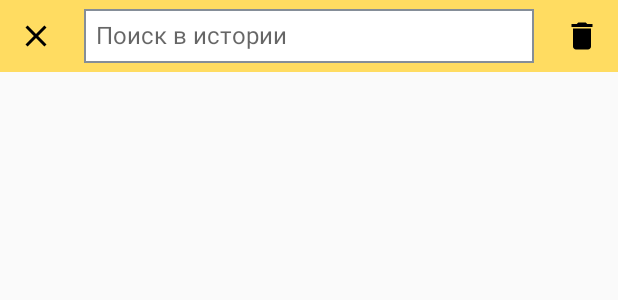
After one commit to rcd27/stasyandex, an Android app: the layout activity_history.xml on its own in the app's theme, with its tools: preview values and no code run, on a phone screen of 412 x 824 dp. The commit adds this screen. Shown: the top 300 px of the screen. Run offline under Robolectric (Android 15) with nearby library versions, the phone set to English and light mode, and no system bars.

Commit message:
Дабалена активити истории, макет.

```diff
--- a/app/build.gradle
+++ b/app/build.gradle
@@ -55,9 +55,9 @@ dependencies {
     apt 'com.google.dagger:dagger-compiler:2.0.2'
 
     //Android
-    compile 'com.android.support:design:25.2.0'
+    compile 'com.android.support:design:25.3.1'
     compile 'com.android.support.constraint:constraint-layout:1.0.2'
-    compile 'com.android.support:appcompat-v7:25.2.0'
+    compile 'com.android.support:appcompat-v7:25.3.1'
 
     compile fileTree(dir: 'libs', include: ['*.jar'])
     androidTestCompile('com.android.support.test.espresso:espresso-core:2.2.2', {
--- a/app/src/main/java/rcd27/github/com/stasyandex/presenter/translation/TranslationPresenter.java
+++ b/app/src/main/java/rcd27/github/com/stasyandex/presenter/translation/TranslationPresenter.java
@@ -79,6 +79,7 @@ public class TranslationPresenter extends BasePresenter {
                 .subscribe();
     }
 
+    //TODO FIXME инт пробрасывается в презентер и обратно. Убрать, чтобы вью ничего не знал.
     public void onChooseLanguage(int directionInt) {
         view.chooseLanguage(directionInt);
     }
@@ -116,4 +117,8 @@ public class TranslationPresenter extends BasePresenter {
             }
         }
     }
+
+    public void switchToHistory() {
+        view.openHistory();
+    }
 }
--- a/app/src/main/java/rcd27/github/com/stasyandex/view/MainActivity.java
+++ b/app/src/main/java/rcd27/github/com/stasyandex/view/MainActivity.java
@@ -10,7 +10,8 @@ import rcd27.github.com.stasyandex.view.translation.TranslationFragment;
 
 public class MainActivity extends AppCompatActivity implements TranslationFragment.TranslateButtonListener {
 
-    //TODO: Поддержка выбора языков.
+    //TODO переключение на историю
+    //TODO флажок "Избранное"
 
     private FragmentManager fragmentManager;
 
--- a/app/src/main/java/rcd27/github/com/stasyandex/view/translation/TranslationView.java
+++ b/app/src/main/java/rcd27/github/com/stasyandex/view/translation/TranslationView.java
@@ -18,6 +18,9 @@ public interface TranslationView extends BaseView {
     /*Выбор языка*/
     void chooseLanguage(final int direction);
 
+    /*Переход к истории*/
+    void openHistory();
+
     /*Показать с какого языка переводим*/
     void showLanguageFrom(String selectedLAnguage);
 
--- /dev/null
+++ b/app/src/main/res/drawable/ic_delete_black_24dp.xml
@@ -0,0 +1,9 @@
+<vector xmlns:android="http://schemas.android.com/apk/res/android"
+        android:width="24dp"
+        android:height="24dp"
+        android:viewportWidth="24.0"
+        android:viewportHeight="24.0">
+    <path
+        android:fillColor="#FF000000"
+        android:pathData="M6,19c0,1.1 0.9,2 2,2h8c1.1,0 2,-0.9 2,-2V7H6v12zM19,4h-3.5l-1,-1h-5l-1,1H5v2h14V4z"/>
+</vector>
--- a/app/src/main/res/layout/activity_available_languages.xml
+++ b/app/src/main/res/layout/activity_available_languages.xml
@@ -17,7 +17,7 @@
             android:id="@+id/ib_closeAvailableLanguages"
             android:layout_width="48dp"
             android:layout_height="48dp"
-            android:background="@color/colorPrimary"
+            android:background="@android:color/transparent"
             android:contentDescription="@string/av_lang_close_button"
             app:srcCompat="@drawable/ic_clear_black_24dp" />
 
--- /dev/null
+++ b/app/src/main/res/layout/activity_history.xml
@@ -0,0 +1,54 @@
+<?xml version="1.0" encoding="utf-8"?>
+<LinearLayout xmlns:android="http://schemas.android.com/apk/res/android"
+    xmlns:app="http://schemas.android.com/apk/res-auto"
+    android:layout_width="match_parent"
+    android:layout_height="match_parent"
+    android:orientation="vertical">
+
+    <LinearLayout
+        android:id="@+id/historyHead"
+        android:layout_width="match_parent"
+        android:layout_height="48dp"
+        android:background="@color/colorPrimary"
+        android:orientation="horizontal">
+
+        <ImageButton
+            android:id="@+id/ib_closeHistory"
+            android:layout_width="48dp"
+            android:layout_height="48dp"
+            android:background="@android:color/transparent"
+            android:contentDescription="@string/av_lang_close_button"
+            app:srcCompat="@drawable/ic_clear_black_24dp" />
+
+        <EditText
+            android:id="@+id/et_historyEditText"
+            android:layout_width="0dp"
+            android:layout_height="36dp"
+            android:layout_gravity="center_vertical"
+            android:layout_margin="@dimen/padding"
+            android:layout_weight="1"
+            android:background="@drawable/background_edit_text"
+            android:hint="@string/hint_history_search"
+            android:padding="@dimen/padding"
+            android:paddingTop="12dp"
+            android:textSize="@dimen/item_text_size_normal" />
+
+        <ImageButton
+            android:id="@+id/ib_deleteHistory"
+            android:layout_width="48dp"
+            android:layout_height="48dp"
+            android:background="@android:color/transparent"
+            android:contentDescription="@string/av_lang_close_button"
+            app:srcCompat="@drawable/ic_delete_black_24dp" />
+
+    </LinearLayout>
+
+    <android.support.v7.widget.RecyclerView
+        android:layout_width="match_parent"
+        android:layout_height="wrap_content"
+        android:layout_margin="@dimen/padding"
+        android:paddingEnd="@dimen/padding"
+        android:paddingLeft="@dimen/padding"
+        android:paddingStart="@dimen/padding" />
+
+</LinearLayout>
--- a/app/src/main/res/layout/activity_main.xml
+++ b/app/src/main/res/layout/activity_main.xml
@@ -6,13 +6,14 @@
     android:id="@+id/fragment_container"
     android:layout_width="match_parent"
     android:layout_height="match_parent"
-    android:orientation="vertical">
+    android:orientation="vertical"
+    android:weightSum="1">
 
     <fragment
         android:id="@+id/traslation_fragment"
         android:name="rcd27.github.com.stasyandex.view.translation.TranslationFragment"
         android:layout_width="match_parent"
-        android:layout_height="wrap_content"
+        android:layout_height="220dp"
         tools:layout="@layout/fragment_translation" />
 
     <fragment
--- a/app/src/main/res/layout/fragment_dictionary.xml
+++ b/app/src/main/res/layout/fragment_dictionary.xml
@@ -5,6 +5,9 @@
     android:id="@+id/ftw_dictionary_layout_container"
     android:layout_width="wrap_content"
     android:layout_height="wrap_content"
+    android:layout_marginLeft="16dp"
+    android:layout_marginStart="16dp"
+    android:padding="4dp"
     android:orientation="vertical">
 
     <TextView
--- a/app/src/main/res/values/strings.xml
+++ b/app/src/main/res/values/strings.xml
@@ -19,5 +19,6 @@
     <string name="translate_to">Язык перевода</string>
     <string name="translate_from">Язык ввода</string>
     <string name="ib_switch_direction">Поменять направление</string>
+    <string name="hint_history_search">Поиск в истории</string>
 
 </resources>
```
Also changed, not shown: app/src/main/AndroidManifest.xml (+8 -0 lines), app/src/main/java/rcd27/github/com/stasyandex/view/HistoryActivity.java (added, +37 -0 lines), app/src/main/java/rcd27/github/com/stasyandex/view/translation/TranslationFragment.java (+15 -0 lines), app/src/main/res/drawable/ic_history_colored_24dp.xml (added, +10 -0 lines), app/src/main/res/layout/fragment_translation.xml (+13 -2 lines), app/src/main/res/drawable/ic_backspace_gray_24dp.xml (renamed from app/src/main/res/drawable/ic_backspace_black_24dp.xml).
